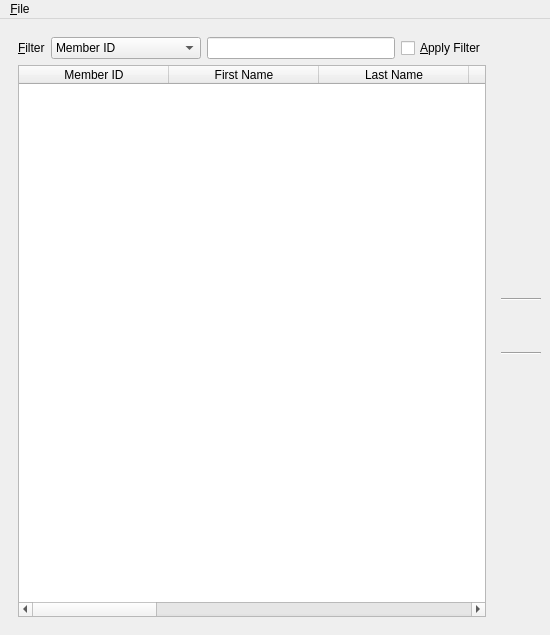
textbrowser/biblioteq, file UI/biblioteq_members_browser.ui: the form before one commit.
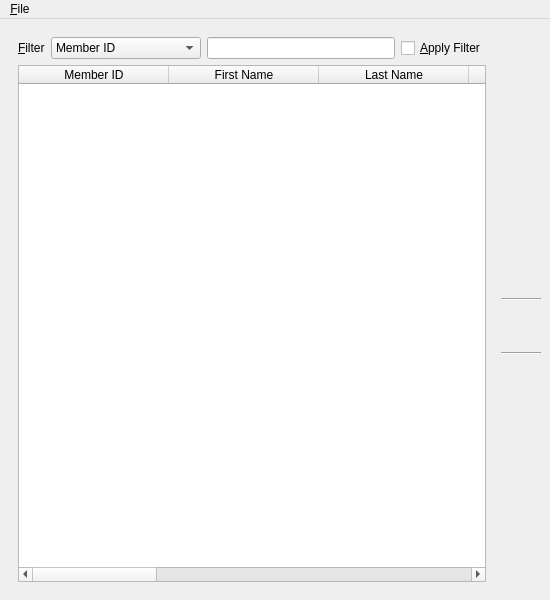
The form after the commit. Icons and pictures are not drawn.

What changed in the file:
```diff
--- a/UI/biblioteq_members_browser.ui
+++ b/UI/biblioteq_members_browser.ui
@@ -7,7 +7,7 @@
     <x>0</x>
     <y>0</y>
     <width>550</width>
-    <height>635</height>
+    <height>600</height>
    </rect>
   </property>
   <property name="windowTitle">
```
